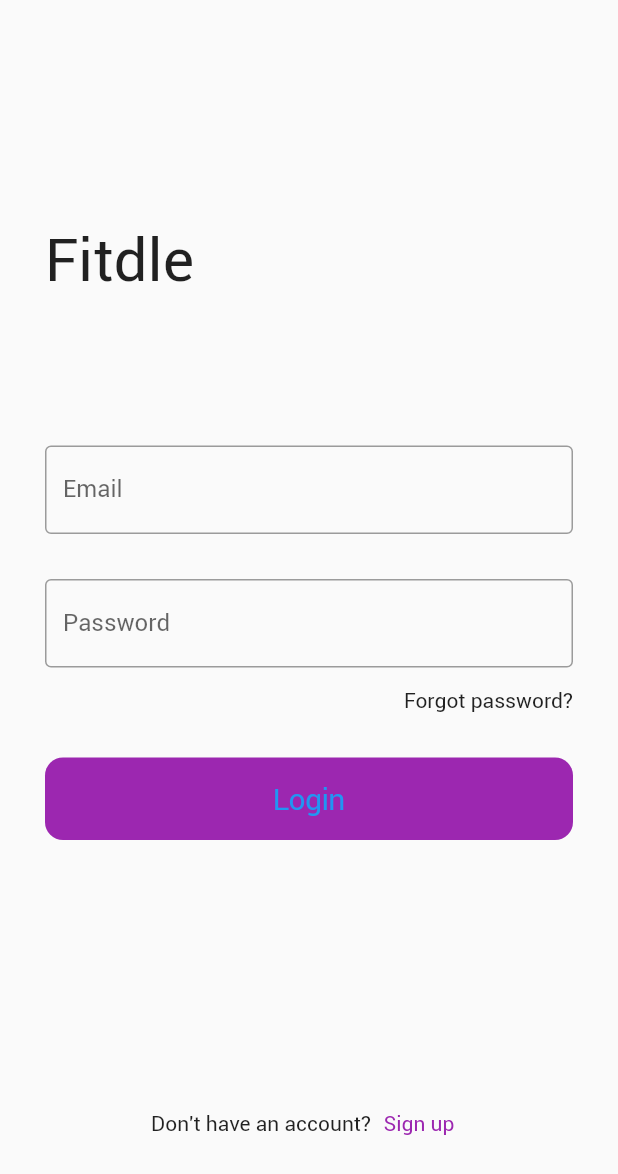
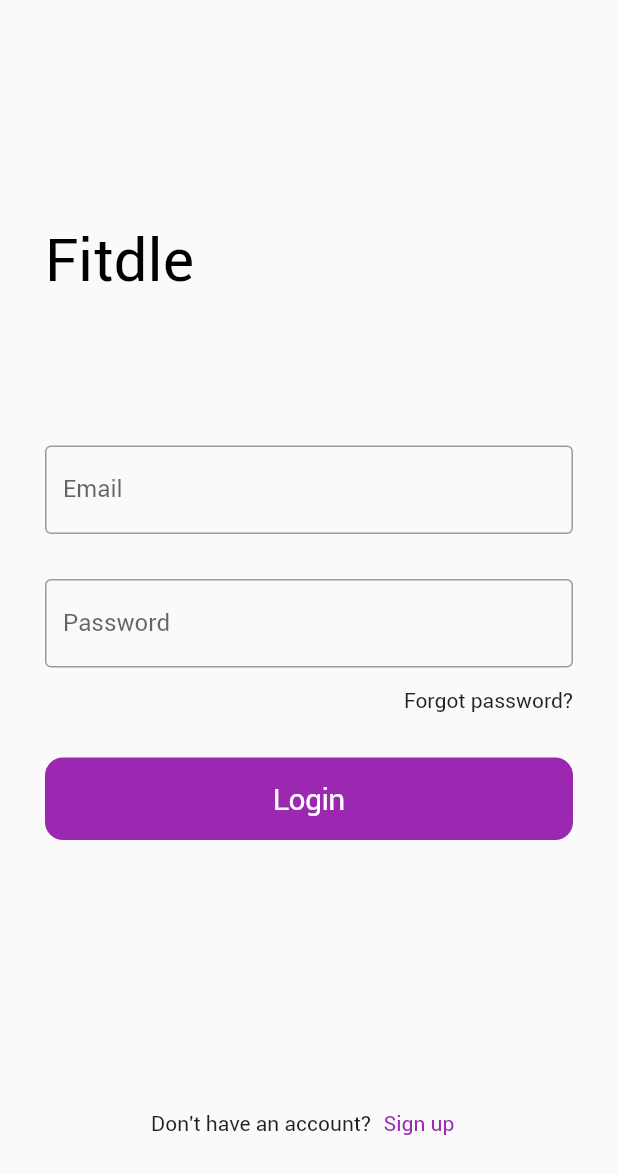
Before and after one commit to andrewwu-dev/Fitdle_App, a Flutter app: the screen it shows after launch, on a phone screen of 412 x 824 dp. Shown: the top 1174 px of the screen. Run offline on Flutter 3.47's test engine with Material 2 defaults, Android fonts, the phone set to English and light mode, and no system bars; our stand-ins replace firebase_auth, firebase_core, fluttertoast, get_it, rxdart; accounts and stored records are empty.

Commit message:
add login

```diff
--- a/Fitdle/lib/pages/login/login_screen.dart
+++ b/Fitdle/lib/pages/login/login_screen.dart
@@ -1,6 +1,10 @@
+import 'dart:async';
 import 'package:fitdle/constants/all_constants.dart';
 import 'package:flutter/cupertino.dart';
 import 'package:flutter/material.dart';
+import 'package:fluttertoast/fluttertoast.dart';
+import '../../components/common.dart';
+import 'login_vm.dart';
 
 class LoginScreen extends StatefulWidget {
   const LoginScreen({Key? key}) : super(key: key);
@@ -10,13 +14,44 @@ class LoginScreen extends StatefulWidget {
 }
 
 class _LoginScreenState extends State<LoginScreen> {
-  signupButtonPressed() {
-    Navigator.pushNamed(context, "create_account");
+  late final LoginVM _loginVM;
+  late StreamSubscription _navigationSubscription;
+  bool _isLoading = false;
+
+  @override
+  void initState() {
+    super.initState();
+    _loginVM = LoginVM();
+    _listen();
+  }
+
+  @override
+  void dispose() {
+    super.dispose();
+    _loginVM.dispose();
+    _navigationSubscription.cancel();
+  }
+
+  _listen() {
+    // navigate
+    // _navigationSubscription = _createAccountVM.done.listen((value) {
+    //     //   Navigator.pushNamed(context, "personal_info");
+    //     // });
   }
 
   @override
   Widget build(BuildContext context) {
     Size size = MediaQuery.of(context).size;
+    return StreamBuilder(
+        stream: _loginVM.subject.stream,
+        builder: (context, snapshot) {
+          if(snapshot.hasError) {
+            Fluttertoast.showToast(
+                msg: snapshot.error.toString(),
+                toastLength: Toast.LENGTH_SHORT
+            );
+          }
+
           return Scaffold(
             resizeToAvoidBottomInset: false,
             body: Container(
@@ -25,24 +60,11 @@ class _LoginScreenState extends State<LoginScreen> {
               child: Column(
                   crossAxisAlignment: CrossAxisAlignment.stretch,
                   children: [
-              const Text(
-                  appName,
-                  style: TextStyle(fontFamily: 'Roboto', fontSize: h1)
-              ),
+                    fitdleText(appName, h1),
                     const SizedBox(height: 100),
-              const TextField(
-                decoration: InputDecoration(
-                    border: OutlineInputBorder(),
-                    labelText: email
-                ),
-              ),
+                    fitdleTextField(emailController, email),
                     const SizedBox(height: regular),
-              const TextField(
-                decoration: InputDecoration(
-                    border: OutlineInputBorder(),
-                    labelText: password
-                ),
-              ),
+                    fitdlePasswordField(passwordController, password),
                     const SizedBox(height: 14),
                     const Align(
                       alignment: Alignment.topRight,
@@ -52,15 +74,7 @@ class _LoginScreenState extends State<LoginScreen> {
                       ),
                     ),
                     SizedBox(height: regular),
-              CupertinoButton(
-                  color: Colors.purple,
-                  onPressed: () {},   // TODO: Add button function
-                  child: const Text(
-                    login,
-                    style: TextStyle(
-                        fontFamily: 'Roboto', fontSize: button),
-                  )
-              ),
+                    primaryButton(login, loginButtonPressed),
                     // Push create account button to bottom of screen
                     SizedBox(height: size.height / 5),
                     Row(
@@ -89,4 +103,19 @@ class _LoginScreenState extends State<LoginScreen> {
             ),
           );
         }
+    );
   }
+
+  var emailController = TextEditingController();
+  var passwordController = TextEditingController();
+
+  loginButtonPressed() {
+    _isLoading = true;
+    _loginVM.login(emailController.text, passwordController.text);
+    _isLoading = false;
+  }
+
+  signupButtonPressed() {
+    Navigator.pushNamed(context, "create_account");
+  }
+}
--- /dev/null
+++ b/Fitdle/lib/pages/login/login_vm.dart
@@ -0,0 +1,36 @@
+import 'dart:convert';
+import 'package:crypto/crypto.dart';
+import 'package:fitdle/locator.dart';
+import 'package:flutter/foundation.dart';
+import 'package:rxdart/rxdart.dart';
+import '../../../repository/response.dart';
+import '../../repository/auth_repository.dart';
+
+class LoginVM extends ChangeNotifier {
+  late final AuthRepository _authRepo;
+
+  final PublishSubject<String> _subject = PublishSubject();
+  final PublishSubject _done = PublishSubject();
+
+  PublishSubject<String> get subject => _subject;
+  PublishSubject get done => _done;
+
+
+  LoginVM([authRepo]) {
+    this._authRepo = authRepo ?? locator.get<AuthRepository>();
+  }
+
+  void dispose() {
+    _subject.close();
+  }
+
+  login(email, password) async {
+    var passwordHash = sha256.convert(utf8.encode(password)).toString();
+    Response res = await _authRepo.login(email, passwordHash);
+    if(res is Failure) {
+      _subject.sink.addError(res.data.toString());
+    } else {
+      _done.sink.add(null);
+    }
+  }
+}
--- a/Fitdle/lib/pages/signup/create_account/create_account_screen.dart
+++ b/Fitdle/lib/pages/signup/create_account/create_account_screen.dart
@@ -1,5 +1,4 @@
 import 'dart:async';
-
 import 'package:fitdle/constants/all_constants.dart';
 import 'package:fitdle/pages/signup/create_account/create_account_vm.dart';
 import 'package:flutter/cupertino.dart';
@@ -47,7 +46,10 @@ class _CreateAccountScreenState extends State<CreateAccountScreen> {
         stream: _createAccountVM.subject.stream,
         builder: (context, snapshot) {
           if(snapshot.hasError) {
-            Fluttertoast.showToast(msg: snapshot.error.toString());
+            Fluttertoast.showToast(
+              msg: snapshot.error.toString(),
+              toastLength: Toast.LENGTH_SHORT
+            );
           }
 
           return Scaffold(
```
Also changed, not shown: Fitdle/lib/repository/auth_repository.dart (+17 -1 lines). Lines whose indentation alone changed are shown as unchanged.
